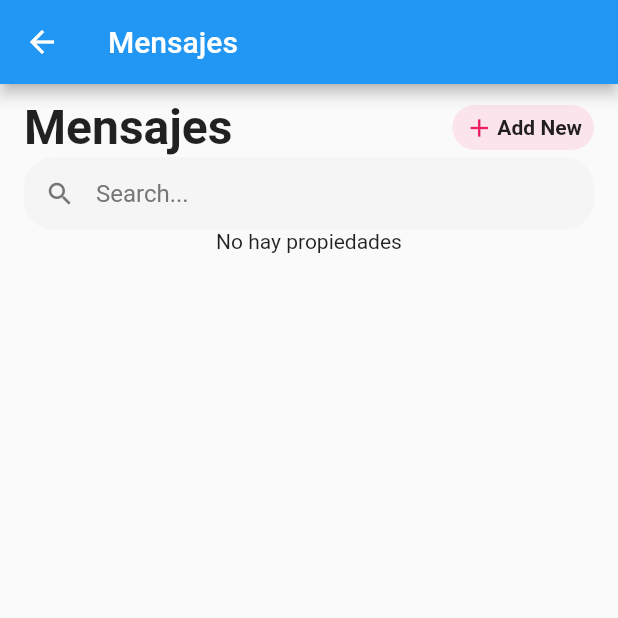
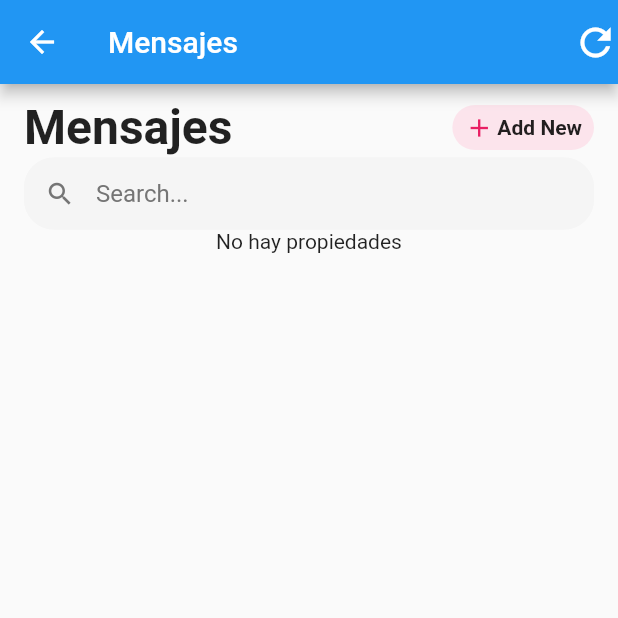
Before and after one commit to pgarnham/AlphaMobile, a Flutter app: the MessagesPage screen opened directly, on a phone screen of 412 x 824 dp, the top half of it. Run offline on Flutter 3.47's test engine with Material 2 defaults, Android fonts, the light colour scheme and no system bars; our stand-ins replace carousel_slider, font_awesome_flutter, shared_preferences, syncfusion_flutter_calendar; accounts and stored records are empty; network calls fail.

Commit message:
refresh added

```diff
--- a/lib/messages.dart
+++ b/lib/messages.dart
@@ -37,12 +37,25 @@ class _MessagesPageState extends State<MessagesPage> {
     }
   }
 
+  Future<void> reloadChats() async {
+    setState(() {
+      chatUsers = loadChats();
+    });
+  }
+
   @override
   Widget build(BuildContext context) {
     return Scaffold(
-      appBar: AppBar(
-        title: Text('Mensajes'),
-      ),
+      appBar: AppBar(title: Text('Mensajes'), actions: [
+        GestureDetector(
+          onTap: reloadChats,
+          child: Icon(
+            Icons.refresh,
+            size: 30.0,
+            color: Colors.white,
+          ),
+        )
+      ]),
       body: SingleChildScrollView(
         physics: BouncingScrollPhysics(),
         child: Column(
```
Also changed, not shown: lib/screens/chatDetailPage.dart (+28 -7 lines).
